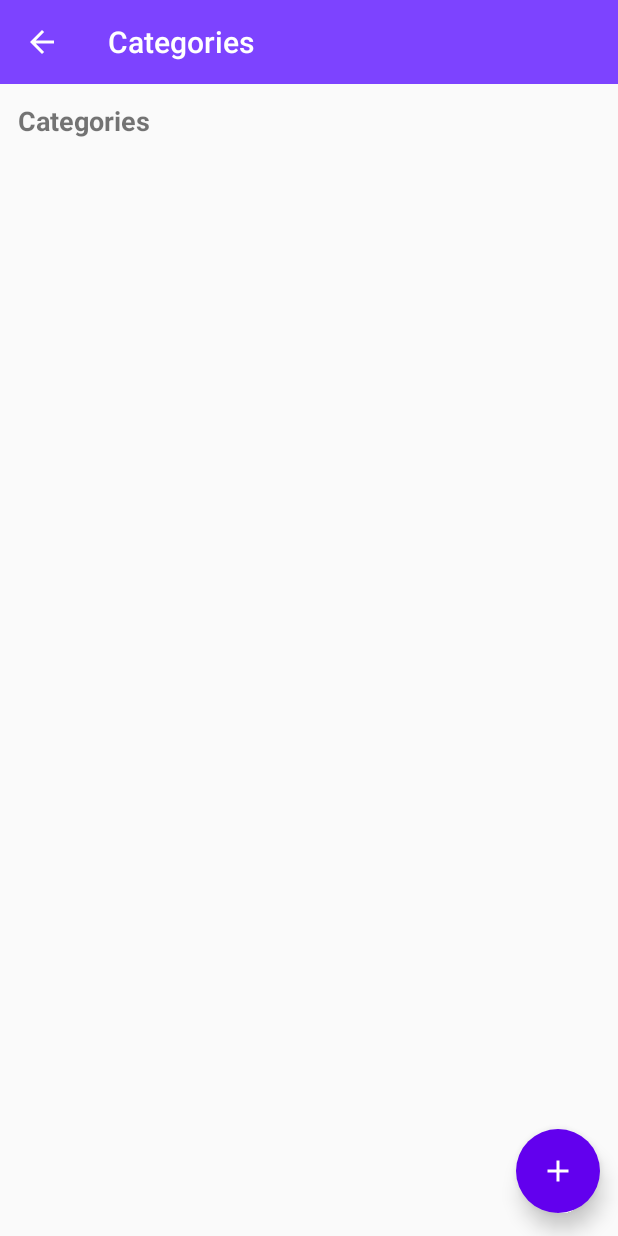
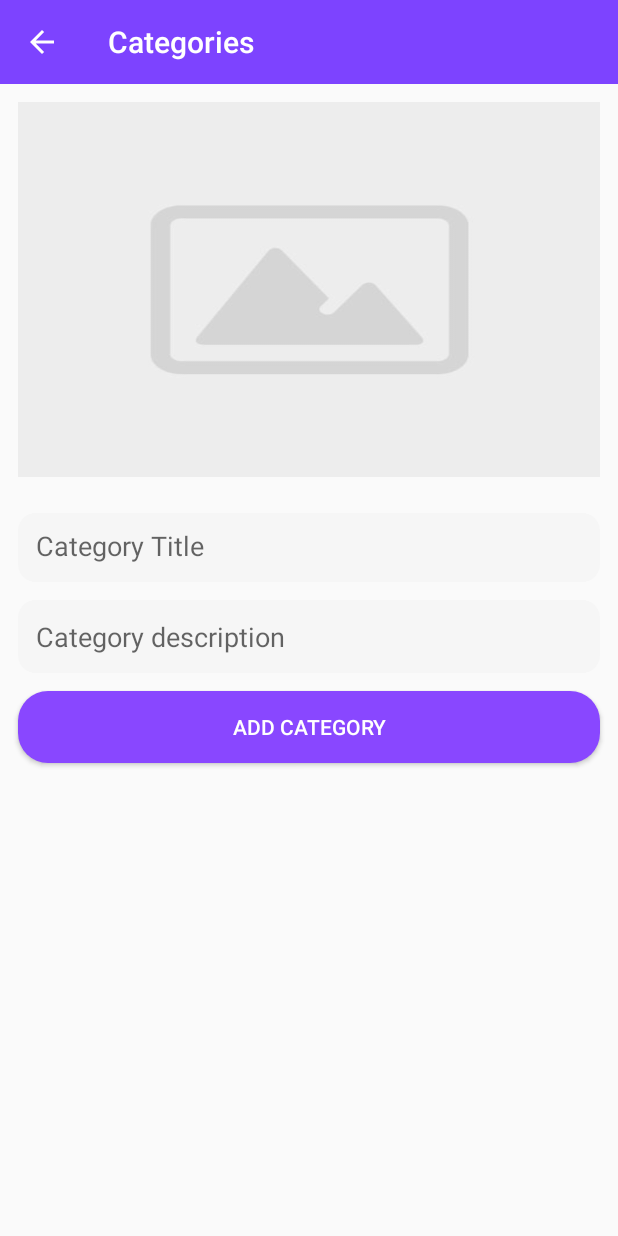
Before and after one commit to sameed07/GroceryAdminFyp, an Android app: the CateogryActivity screen opened directly, with no data from a screen before it, after a tap on an icon or button, on a phone screen of 412 x 824 dp. Run offline under Robolectric (Android 15) with nearby library versions, the phone set to English and light mode, and no system bars; our stand-ins replace Firebase (no records; nobody signed in at launch, a user with empty details on screens opened directly).

Commit message:
Add Category Done with firebase

```diff
--- a/app/build.gradle
+++ b/app/build.gradle
@@ -40,6 +40,7 @@ dependencies {
     implementation 'com.google.firebase:firebase-database:19.3.0'
     implementation 'com.google.firebase:firebase-auth:19.3.0'
     implementation 'com.google.android.gms:play-services-auth:18.0.0'
+    implementation 'com.google.firebase:firebase-storage:19.1.1'
 
 }
 apply plugin: 'com.google.gms.google-services'
--- /dev/null
+++ b/app/src/main/java/Activities/AddCategoryActivity.java
@@ -0,0 +1,224 @@
+package Activities;
+
+import androidx.annotation.NonNull;
+import androidx.appcompat.app.AppCompatActivity;
+import androidx.appcompat.widget.Toolbar;
+import androidx.core.app.ActivityCompat;
+import androidx.core.content.ContextCompat;
+
+import android.Manifest;
+import android.app.ProgressDialog;
+import android.content.Intent;
+import android.content.pm.PackageManager;
+import android.graphics.Bitmap;
+import android.net.Uri;
+import android.os.Bundle;
+import android.provider.MediaStore;
+import android.text.TextUtils;
+import android.util.Log;
+import android.view.View;
+import android.widget.Button;
+import android.widget.EditText;
+import android.widget.ImageView;
+import android.widget.Toast;
+
+import com.google.android.gms.tasks.Continuation;
+import com.google.android.gms.tasks.OnCompleteListener;
+import com.google.android.gms.tasks.Task;
+import com.google.firebase.database.DatabaseReference;
+import com.google.firebase.database.FirebaseDatabase;
+import com.google.firebase.storage.FirebaseStorage;
+import com.google.firebase.storage.StorageReference;
+import com.google.firebase.storage.UploadTask;
+import com.infusiblecoder.groceryadminfyp.R;
+
+import org.w3c.dom.Text;
+
+import java.io.IOException;
+import java.util.HashMap;
+import java.util.Map;
+import java.util.UUID;
+
+public class AddCategoryActivity extends AppCompatActivity {
+
+    private Toolbar toolbar;
+    private ImageView category_img;
+    private EditText edt_category,edt_desc;
+    private Button btn_add_category;
+
+    private final int PICK_IMAGE_REQUEST = 71;
+    private static final String TAG ="Tag";
+    private static final Integer WRITE_EXST = 2;
+    private static final Integer READ_EXST = 3;
+    private Uri filePath;
+    private String mUrl;
+
+    //Firebase
+    FirebaseDatabase mDatabase;
+    DatabaseReference mRef;
+
+    FirebaseStorage storage;
+    StorageReference storageReference;
+
+    @Override
+    protected void onCreate(Bundle savedInstanceState) {
+        super.onCreate(savedInstanceState);
+        setContentView(R.layout.activity_add_category);
+
+        // Set a Toolbar to replace the ActionBar.
+        toolbar = findViewById(R.id.toolbar);
+        toolbar.setTitle("Categories");
+        setSupportActionBar(toolbar);
+
+        getSupportActionBar().setHomeAsUpIndicator(R.drawable.ic_arrow_back_black_24dp);
+        getSupportActionBar().setDisplayHomeAsUpEnabled(true);
+
+        toolbar.setNavigationOnClickListener(new View.OnClickListener() {
+            @Override
+            public void onClick(View v) {
+                startActivity(new Intent(getApplicationContext(), HomeActivity.class));
+                finish();
+            }
+        });
+
+        //setupfirebase
+        mDatabase = FirebaseDatabase.getInstance();
+        mRef = mDatabase.getReference("Categories");
+        storage = FirebaseStorage.getInstance();
+        storageReference = storage.getReference("category_images");
+
+        //init view
+        category_img = findViewById(R.id.category_img);
+        btn_add_category = findViewById(R.id.btn_add_category);
+        edt_category = findViewById(R.id.edt_title);
+        edt_desc = findViewById(R.id.edt_desc);
+
+
+        //permission
+        askForPermission(Manifest.permission.WRITE_EXTERNAL_STORAGE,WRITE_EXST);
+        askForPermission(Manifest.permission.READ_EXTERNAL_STORAGE,READ_EXST);
+        category_img.setOnClickListener(new View.OnClickListener() {
+            @Override
+            public void onClick(View v) {
+                chooseImage();
+            }
+        });
+
+        btn_add_category.setOnClickListener(new View.OnClickListener() {
+            @Override
+            public void onClick(View v) {
+                if(!TextUtils.isEmpty(edt_category.getText().toString()) &&
+                        !TextUtils.isEmpty(edt_desc.getText().toString())) {
+                    uploadImage();
+
+                }else{
+
+                    Toast.makeText(AddCategoryActivity.this, "All fields must be filled", Toast.LENGTH_SHORT).show();
+                }
+            }
+        });
+    }
+
+    private void chooseImage() {
+        Intent intent = new Intent();
+        intent.setType("image/*");
+        intent.setAction(Intent.ACTION_GET_CONTENT);
+        startActivityForResult(Intent.createChooser(intent, "Select Picture"), PICK_IMAGE_REQUEST);
+    }
+
+    private void uploadImage() {
+
+        if(filePath != null )
+        {
+
+                final ProgressDialog progressDialog = new ProgressDialog(this);
+                progressDialog.setTitle("Uploading...");
+                progressDialog.show();
+
+                final StorageReference ref = storageReference.child(UUID.randomUUID().toString());
+
+                UploadTask uploadTask = ref.putFile(filePath);
+                Task<Uri> urlTask = uploadTask.continueWithTask(new Continuation<UploadTask.TaskSnapshot, Task<Uri>>() {
+                    @Override
+                    public Task<Uri> then(@NonNull Task<UploadTask.TaskSnapshot> task) throws Exception {
+                        if (!task.isSuccessful()) {
+                            throw task.getException();
+                        }
+
+                        // Continue with the task to get the download URL
+                        return ref.getDownloadUrl();
+                    }
+                }).addOnCompleteListener(new OnCompleteListener<Uri>() {
+                    @Override
+                    public void onComplete(@NonNull Task<Uri> task) {
+                        if (task.isSuccessful()) {
+                            Uri downloadUri = task.getResult();
+
+                            mUrl = downloadUri.toString();
+
+                            Map<String, Object> map = new HashMap<>();
+                            map.put("category_title", edt_category.getText().toString());
+                            map.put("Category_desc", edt_desc.getText().toString());
+                            map.put("category_img", mUrl);
+                            mRef.push().setValue(map);
+                            progressDialog.dismiss();
+                            Toast.makeText(AddCategoryActivity.this, "Saved", Toast.LENGTH_SHORT).show();
+                            startActivity(new Intent(AddCategoryActivity.this, CateogryActivity.class));
+
+                        } else {
+                            progressDialog.dismiss();
+                            Toast.makeText(AddCategoryActivity.this, "Error: " + task.getException().getMessage(), Toast.LENGTH_SHORT).show();
+                            Log.d("dxdiag", "onComplete: " + task.getException().getMessage());
+                        }
+                    }
+                });
+
+
+        }else{
+
+            Toast.makeText(this, "Please Select Image", Toast.LENGTH_SHORT).show();
+        }
+    }
+
+
+    private void askForPermission(String permission, Integer requestCode) {
+
+        if (ContextCompat.checkSelfPermission(AddCategoryActivity.this, permission) != PackageManager.PERMISSION_GRANTED) {
+
+            // Should we show an explanation?
+            if (ActivityCompat.shouldShowRequestPermissionRationale(AddCategoryActivity.this, permission)) {
+
+                //This is called if user has denied the permission before
+                //In this case I am just asking the permission again
+                ActivityCompat.requestPermissions(AddCategoryActivity.this, new String[]{permission}, requestCode);
+
+            } else {
+
+                ActivityCompat.requestPermissions(AddCategoryActivity.this, new String[]{permission}, requestCode);
+            }
+        } else {
+            // Toast.makeText(this, "" + permission + " is already granted.", Toast.LENGTH_SHORT).show();
+        }
+    }
+
+    @Override
+    protected void onActivityResult(int requestCode, int resultCode, Intent data) {
+        super.onActivityResult(requestCode, resultCode, data);
+        if(requestCode == PICK_IMAGE_REQUEST && resultCode == RESULT_OK
+                && data != null && data.getData() != null )
+        {
+            filePath = data.getData();
+            try {
+                Bitmap bitmap = MediaStore.Images.Media.getBitmap(getContentResolver(), filePath);
+                category_img.setImageBitmap(bitmap);
+            }
+            catch (IOException e)
+            {
+                e.printStackTrace();
+            }
+        }
+    }
+
+
+
+}
--- a/app/src/main/java/Activities/CateogryActivity.java
+++ b/app/src/main/java/Activities/CateogryActivity.java
@@ -5,10 +5,7 @@ import androidx.appcompat.widget.Toolbar;
 
 import android.content.Intent;
 import android.os.Bundle;
-import android.view.Gravity;
-import android.view.MenuItem;
 import android.view.View;
-import android.widget.Toast;
 
 import com.google.android.material.floatingactionbutton.FloatingActionButton;
 import com.infusiblecoder.groceryadminfyp.R;
@@ -33,7 +30,7 @@ public class CateogryActivity extends AppCompatActivity {
         fab_category.setOnClickListener(new View.OnClickListener() {
             @Override
             public void onClick(View v) {
-                Toast.makeText(CateogryActivity.this, "Clicked!", Toast.LENGTH_SHORT).show();
+               startActivity(new Intent(CateogryActivity.this, AddCategoryActivity.class));
             }
         });
 
--- /dev/null
+++ b/app/src/main/res/layout/activity_add_category.xml
@@ -0,0 +1,52 @@
+<?xml version="1.0" encoding="utf-8"?>
+<LinearLayout
+
+    xmlns:android="http://schemas.android.com/apk/res/android"
+    android:layout_width="match_parent"
+    android:layout_height="match_parent"
+    android:orientation="vertical">
+
+    <include layout="@layout/toolbar"/>
+
+    <ImageView
+        android:scaleType="fitXY"
+        android:src="@drawable/default_img"
+        android:layout_width="match_parent"
+        android:layout_height="250dp"
+        android:layout_margin="12dp"
+        android:id="@+id/category_img"
+        />
+    <EditText
+        android:layout_width="match_parent"
+        android:layout_height="46dp"
+        android:hint="Category Title"
+        android:id="@+id/edt_title"
+        android:background="@drawable/edt_background"
+        android:layout_margin="12dp"
+        android:padding="12dp"
+        />
+    <EditText
+        android:layout_width="match_parent"
+        android:layout_height="wrap_content"
+        android:hint="Category description"
+        android:id="@+id/edt_desc"
+        android:background="@drawable/edt_background"
+        android:layout_marginLeft="12dp"
+        android:layout_marginRight="12dp"
+        android:padding="12dp"
+        />
+
+    <Button
+        android:layout_width="match_parent"
+        android:layout_height="wrap_content"
+        android:text="Add Category"
+        android:layout_marginLeft="12dp"
+        android:layout_marginTop="12dp"
+        android:layout_marginRight="12dp"
+        android:background="@drawable/login_btn_background"
+        android:textColor="@color/white"
+        android:id="@+id/btn_add_category"
+        />
+
+
+</LinearLayout>
```
Also changed, not shown: app/src/main/AndroidManifest.xml (+6 -1 lines), app/src/main/java/Model/CategoryModel.java (added, +51 -0 lines), app/src/main/res/drawable/default_img.png (added).
